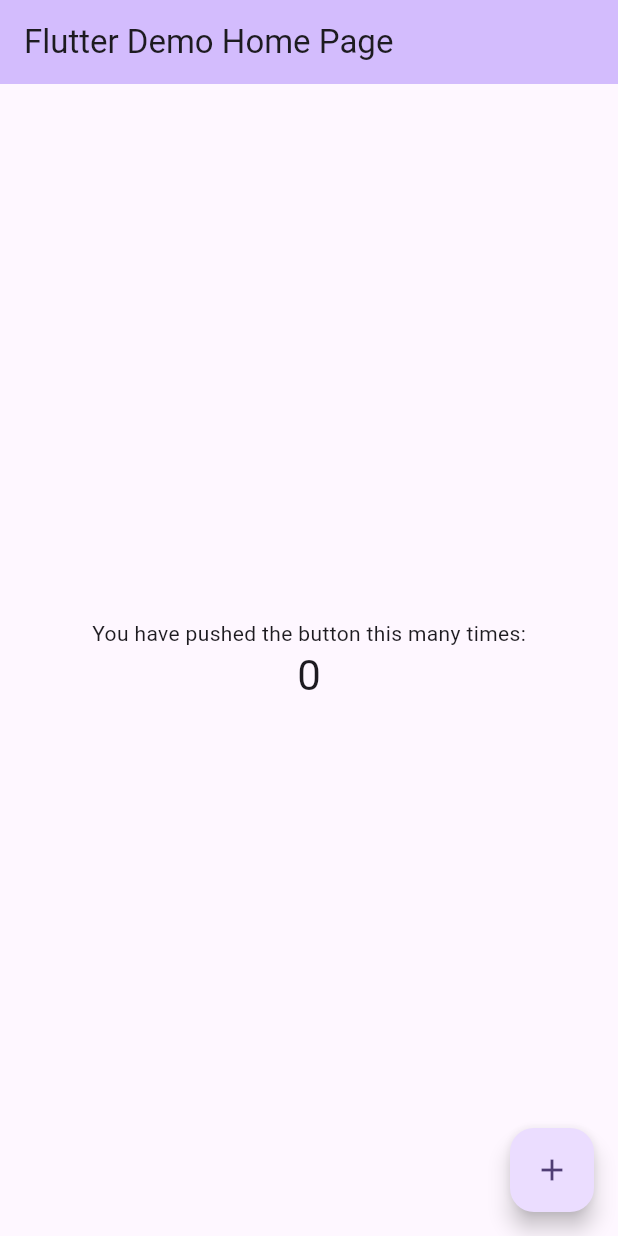
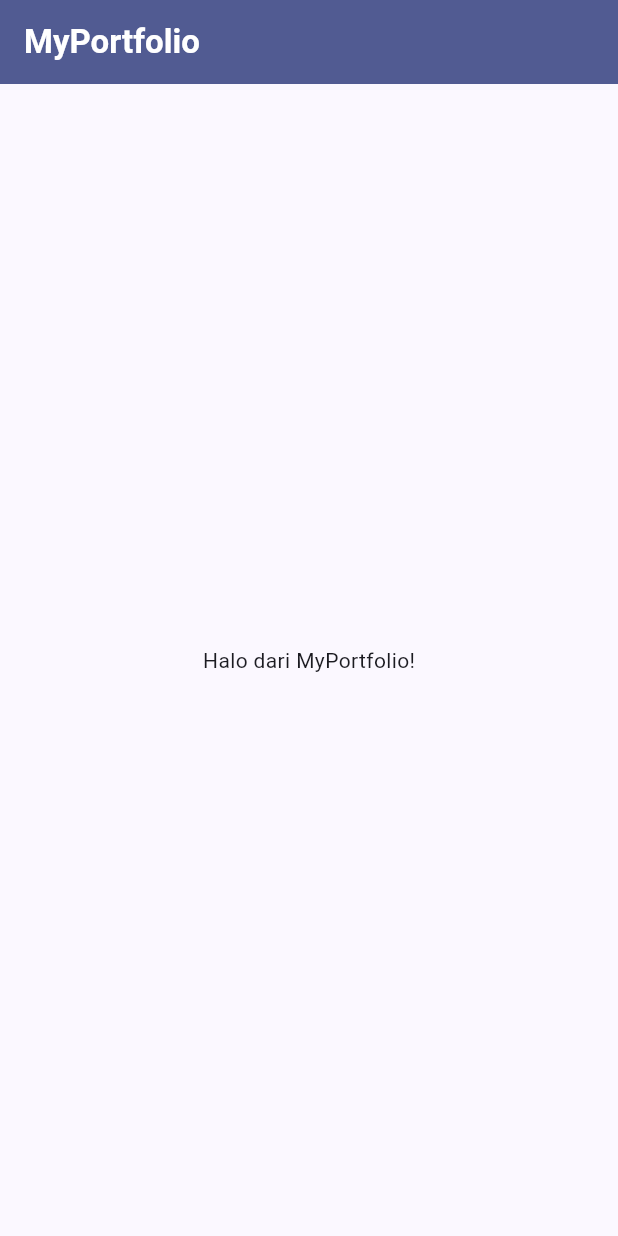
Before and after one commit to bobbybhskara/myportofolio_mobile, a Flutter app: the screen it shows after launch, on a phone screen of 412 x 824 dp. Run offline on Flutter 3.47's test engine with Material 3 defaults, Android fonts, the phone set to English and light mode, and no system bars.

Commit message:
feat: build stateless portfolio home page

```diff
--- a/lib/main.dart
+++ b/lib/main.dart
@@ -8,30 +8,18 @@ void main() {
 class MyApp extends StatelessWidget {
   const MyApp({super.key});
 
-  // This widget is the root of your application.
   @override
   Widget build(BuildContext context) {
     return MaterialApp(
-      title: 'Flutter Demo',
+      title: 'MyPortfolio',
       theme: ThemeData(
-        // This is the theme of your application.
-        //
-        // TRY THIS: Try running your application with "flutter run". You'll see
-        // the application has a purple toolbar. Then, without quitting the app,
-        // try changing the seedColor in the colorScheme below to Colors.green
-        // and then invoke "hot reload" (save your changes or press the "hot
-        // reload" button in a Flutter-supported IDE, or press "r" if you used
-        // the command line to start the app).
-        //
-        // Notice that the counter didn't reset back to zero; the application
-        // state is not lost during the reload. To reset the state, use hot
-        // restart instead.
-        //
-        // This works for code too, not just values: Most code changes can be
-        // tested with just a hot reload.
-        colorScheme: .fromSeed(seedColor: Colors.deepPurple),
+        colorScheme: ColorScheme.fromSeed(
+          seedColor: Colors.indigo,
+          secondary: Colors.amber.shade700,
+        ),
+        useMaterial3: true,
       ),
-      home: const MyHomePage(title: 'Flutter Demo Home Page'),
+      home: const MyHomePage(),
     );
   }
 }
--- a/lib/menu.dart
+++ b/lib/menu.dart
@@ -1,87 +1,19 @@
 import 'package:flutter/material.dart';
 
-class MyHomePage extends StatefulWidget {
-  const MyHomePage({super.key, required this.title});
-
-  // This widget is the home page of your application. It is stateful, meaning
-  // that it has a State object (defined below) that contains fields that affect
-  // how it looks.
-
-  // This class is the configuration for the state. It holds the values (in this
-  // case the title) provided by the parent (in this case the App widget) and
-  // used by the build method of the State. Fields in a Widget subclass are
-  // always marked "final".
-
-  final String title;
-
-  @override
-  State<MyHomePage> createState() => _MyHomePageState();
-}
-
-class _MyHomePageState extends State<MyHomePage> {
-  int _counter = 0;
-
-  void _incrementCounter() {
-    setState(() {
-      // This call to setState tells the Flutter framework that something has
-      // changed in this State, which causes it to rerun the build method below
-      // so that the display can reflect the updated values. If we changed
-      // _counter without calling setState(), then the build method would not be
-      // called again, and so nothing would appear to happen.
-      _counter++;
-    });
-  }
+class MyHomePage extends StatelessWidget {
+  const MyHomePage({super.key});
 
   @override
   Widget build(BuildContext context) {
-    // This method is rerun every time setState is called, for instance as done
-    // by the _incrementCounter method above.
-    //
-    // The Flutter framework has been optimized to make rerunning build methods
-    // fast, so that you can just rebuild anything that needs updating rather
-    // than having to individually change instances of widgets.
     return Scaffold(
       appBar: AppBar(
-        // TRY THIS: Try changing the color here to a specific color (to
-        // Colors.amber, perhaps?) and trigger a hot reload to see the AppBar
-        // change color while the other colors stay the same.
-        backgroundColor: Theme.of(context).colorScheme.inversePrimary,
-        // Here we take the value from the MyHomePage object that was created by
-        // the App.build method, and use it to set our appbar title.
-        title: Text(widget.title),
+        title: const Text(
+          'MyPortfolio',
+          style: TextStyle(color: Colors.white, fontWeight: FontWeight.bold),
+        ),
+        backgroundColor: Theme.of(context).colorScheme.primary,
       ),
-      body: Center(
-        // Center is a layout widget. It takes a single child and positions it
-        // in the middle of the parent.
-        child: Column(
-          // Column is also a layout widget. It takes a list of children and
-          // arranges them vertically. By default, it sizes itself to fit its
-          // children horizontally, and tries to be as tall as its parent.
-          //
-          // Column has various properties to control how it sizes itself and
-          // how it positions its children. Here we use mainAxisAlignment to
-          // center the children vertically; the main axis here is the vertical
-          // axis because Columns are vertical (the cross axis would be
-          // horizontal).
-          //
-          // TRY THIS: Invoke "debug painting" (choose the "Toggle Debug Paint"
-          // action in the IDE, or press "p" in the console), to see the
-          // wireframe for each widget.
-          mainAxisAlignment: .center,
-          children: [
-            const Text('You have pushed the button this many times:'),
-            Text(
-              '$_counter',
-              style: Theme.of(context).textTheme.headlineMedium,
-            ),
-          ],
-        ),
-      ),
-      floatingActionButton: FloatingActionButton(
-        onPressed: _incrementCounter,
-        tooltip: 'Increment',
-        child: const Icon(Icons.add),
-      ),
+      body: const Center(child: Text('Halo dari MyPortfolio!')),
     );
   }
 }
```
Also changed, not shown: 1 other file.
